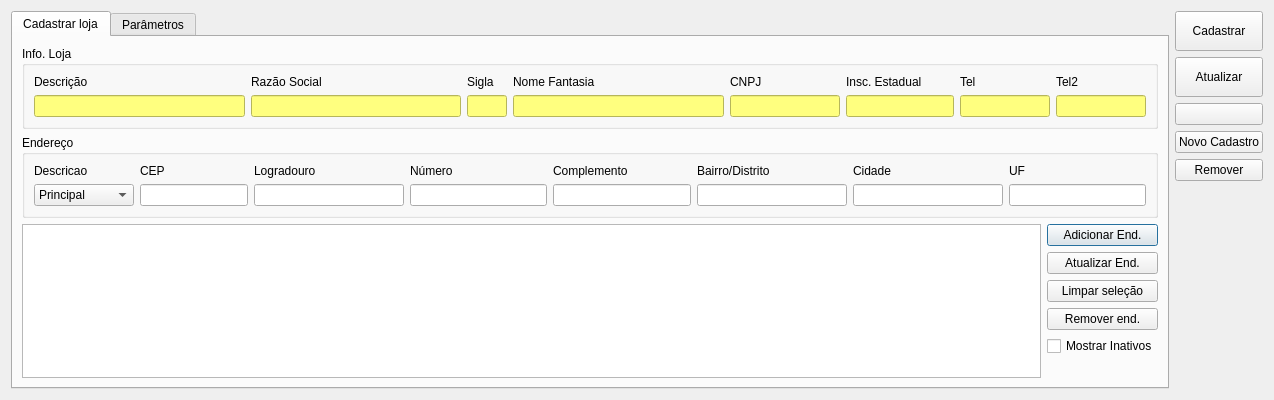
Old version of the form ui/cadastroloja.ui in the repository lellisls/ERP-STACCATO.
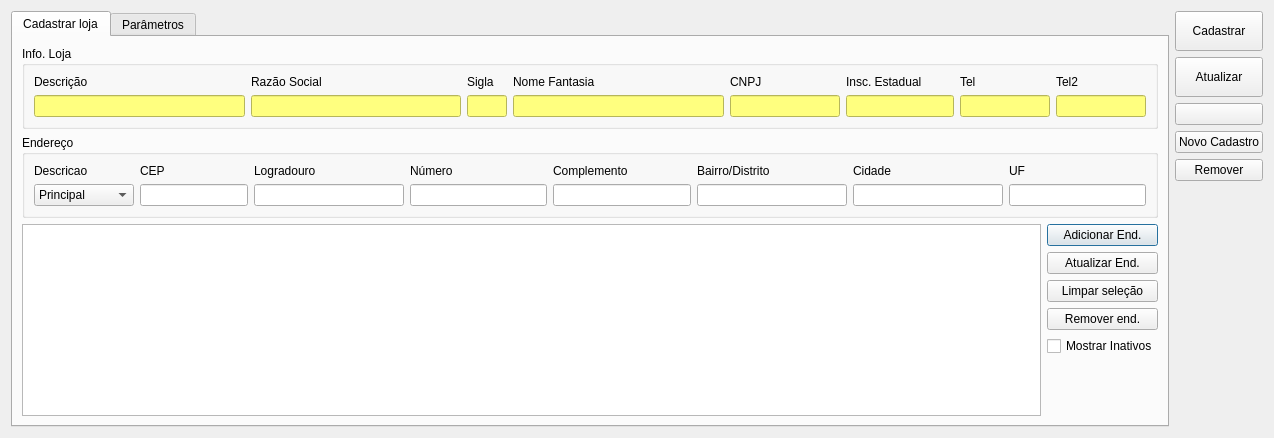
New version of the form. Icons and pictures are not drawn. Custom widgets are drawn as their Qt base class.

What changed in the file:
```diff
--- a/ui/cadastroloja.ui
+++ b/ui/cadastroloja.ui
@@ -10,7 +10,7 @@
     <x>0</x>
     <y>0</y>
     <width>1274</width>
-    <height>400</height>
+    <height>438</height>
    </rect>
   </property>
   <property name="windowTitle">
```
Left out of the diff: 29 changed lines with no effect on the pictures.
